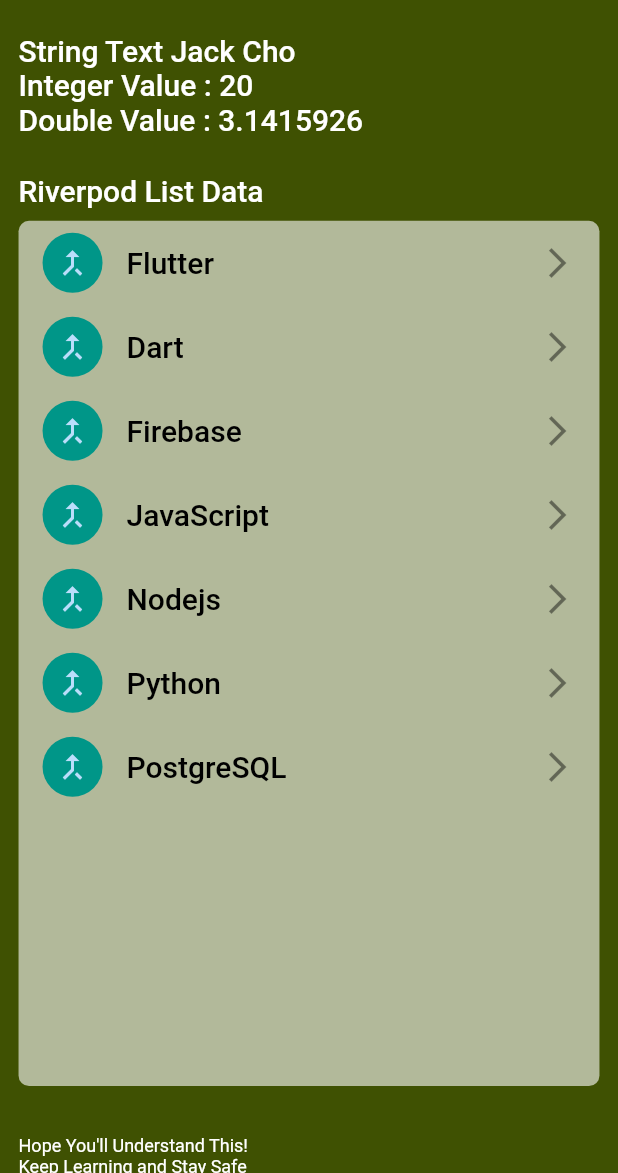
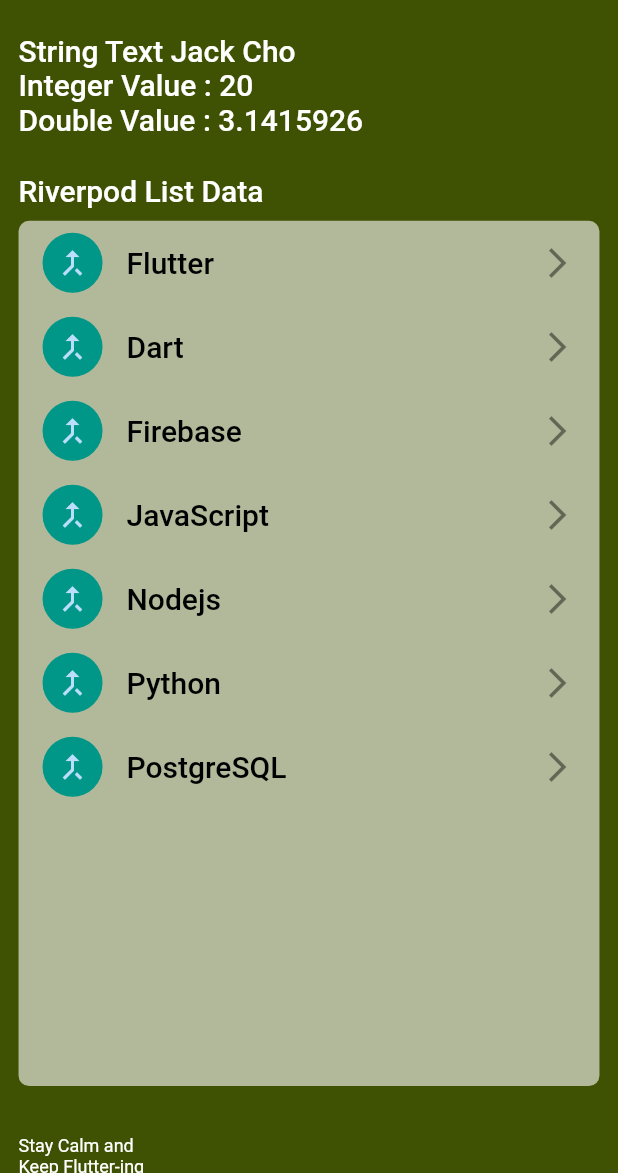
Before and after one commit to jack06215/FlutterExploringRiverpod, a Flutter app: the screen it shows after launch, on a phone screen of 412 x 824 dp, the part 63-1236 px from its top. Run offline on Flutter 3.47's test engine with Material 2 defaults, Android fonts, the phone set to English and light mode, and no system bars; our stand-ins replace flutter_hooks, flutter_riverpod, freezed_annotation, hooks_riverpod.

Commit message:
change text

```diff
--- a/lib/pages/basic_page.dart
+++ b/lib/pages/basic_page.dart
@@ -78,7 +78,7 @@
                   height: mq.height * 0.04,
                 ),
                 Text(
-                  "Hope You'll Understand This! \nKeep Learning and Stay Safe",
+                  "Stay Calm and \nKeep Flutter-ing",
                   style: Theme.of(context)
                       .textTheme
                       .caption!
```
